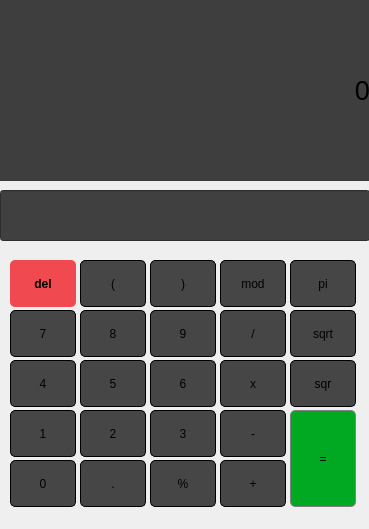
First picture: the form in mainwindow.ui, repository alyona-pestrikova/Calculator, before the edit.
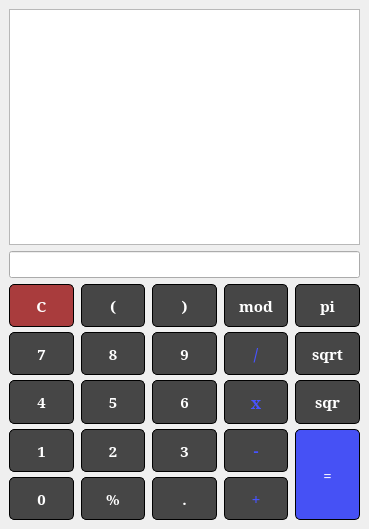
Second picture: the form after the edit.

Commit message: design changed, history added

The edit to the form file:
```diff
--- a/mainwindow.ui
+++ b/mainwindow.ui
@@ -10,6 +10,12 @@
     <height>529</height>
    </rect>
   </property>
+  <property name="sizePolicy">
+   <sizepolicy hsizetype="Expanding" vsizetype="Expanding">
+    <horstretch>0</horstretch>
+    <verstretch>0</verstretch>
+   </sizepolicy>
+  </property>
   <property name="minimumSize">
    <size>
     <width>369</width>
@@ -18,552 +24,856 @@
   </property>
   <property name="maximumSize">
    <size>
-    <width>369</width>
-    <height>529</height>
+    <width>738</width>
+    <height>1058</height>
    </size>
   </property>
   <property name="windowTitle">
    <string>MainWindow</string>
   </property>
   <widget class="QWidget" name="centralwidget">
-   <widget class="QLabel" name="resultPlace">
-    <property name="geometry">
-     <rect>
-      <x>0</x>
-      <y>0</y>
-      <width>370</width>
-      <height>181</height>
-     </rect>
+   <property name="sizePolicy">
+    <sizepolicy hsizetype="Expanding" vsizetype="Expanding">
+     <horstretch>0</horstretch>
+     <verstretch>0</verstretch>
+    </sizepolicy>
+   </property>
+   <layout class="QVBoxLayout" name="verticalLayout_3">
+    <item>
+     <layout class="QVBoxLayout" name="verticalLayout_2">
+      <item>
+       <widget class="QTableWidget" name="tableWidget">
+        <property name="sizePolicy">
+         <sizepolicy hsizetype="Expanding" vsizetype="Expanding">
+          <horstretch>0</horstretch>
+          <verstretch>0</verstretch>
+         </sizepolicy>
     </property>
     <property name="font">
      <font>
-      <pointsize>15</pointsize>
-     </font>
-    </property>
-    <property name="layoutDirection">
-     <enum>Qt::LeftToRight</enum>
-    </property>
-    <property name="styleSheet">
-     <string notr="true">background-color:rgb(62, 62, 62)</string>
-    </property>
-    <property name="text">
-     <string>&lt;html&gt;&lt;head/&gt;&lt;body&gt;&lt;p align=&quot;right&quot;&gt;&lt;span style=&quot; font-size:20pt;&quot;&gt;0&lt;/span&gt;&lt;/p&gt;&lt;/body&gt;&lt;/html&gt;</string>
-    </property>
-    <property name="wordWrap">
+          <pointsize>16</pointsize>
+         </font>
+        </property>
+        <property name="showGrid">
      <bool>false</bool>
     </property>
-    <property name="margin">
-     <number>10</number>
-    </property>
-   </widget>
+        <property name="columnCount">
+         <number>2</number>
+        </property>
+        <attribute name="horizontalHeaderVisible">
+         <bool>false</bool>
+        </attribute>
+        <attribute name="verticalHeaderVisible">
+         <bool>false</bool>
+        </attribute>
+        <attribute name="verticalHeaderHighlightSections">
+         <bool>true</bool>
+        </attribute>
+        <column/>
+        <column/>
+       </widget>
+      </item>
+      <item>
    <widget class="QLineEdit" name="input_line">
-    <property name="geometry">
-     <rect>
-      <x>0</x>
-      <y>190</y>
-      <width>370</width>
-      <height>51</height>
-     </rect>
+        <property name="sizePolicy">
+         <sizepolicy hsizetype="Expanding" vsizetype="Fixed">
+          <horstretch>0</horstretch>
+          <verstretch>0</verstretch>
+         </sizepolicy>
     </property>
     <property name="font">
      <font>
-      <pointsize>14</pointsize>
-      <kerning>true</kerning>
-     </font>
-    </property>
-    <property name="styleSheet">
-     <string notr="true">background-color:rgb(64, 64, 64)</string>
-    </property>
-    <property name="alignment">
-     <set>Qt::AlignRight|Qt::AlignTrailing|Qt::AlignVCenter</set>
-    </property>
-   </widget>
-   <widget class="QPushButton" name="pushButton_del">
-    <property name="geometry">
-     <rect>
-      <x>10</x>
-      <y>260</y>
-      <width>66</width>
-      <height>47</height>
-     </rect>
-    </property>
+          <pointsize>12</pointsize>
+          <weight>75</weight>
+          <bold>true</bold>
+         </font>
+        </property>
+       </widget>
+      </item>
+      <item>
+       <layout class="QGridLayout" name="gridLayout_2">
+        <property name="sizeConstraint">
+         <enum>QLayout::SetDefaultConstraint</enum>
+        </property>
+        <property name="horizontalSpacing">
+         <number>7</number>
+        </property>
+        <property name="verticalSpacing">
+         <number>5</number>
+        </property>
+        <item row="2" column="2">
+         <widget class="QPushButton" name="pushButton_6">
+          <property name="enabled">
+           <bool>true</bool>
+          </property>
+          <property name="sizePolicy">
+           <sizepolicy hsizetype="Expanding" vsizetype="Expanding">
+            <horstretch>0</horstretch>
+            <verstretch>0</verstretch>
+           </sizepolicy>
+          </property>
     <property name="font">
      <font>
+            <family>Mitra</family>
+            <pointsize>11</pointsize>
       <weight>75</weight>
       <bold>true</bold>
      </font>
-    </property>
-    <property name="styleSheet">
-     <string notr="true">QPushButton {
-  background-color: rgb(240, 74, 80);
-  border: 0px solid gray;
-  border-radius:5px;
-}</string>
-    </property>
-    <property name="text">
-     <string>del</string>
-    </property>
-   </widget>
-   <widget class="QPushButton" name="openBracket">
-    <property name="geometry">
-     <rect>
-      <x>80</x>
-      <y>260</y>
-      <width>66</width>
-      <height>47</height>
-     </rect>
     </property>
     <property name="styleSheet">
      <string notr="true">QPushButton {
   background-color: rgb(70, 70, 70);
   border: 1px solid black;
 border-radius:5px;
+color:rgb(255, 255, 255);
 }</string>
     </property>
     <property name="text">
-     <string>(</string>
-    </property>
-   </widget>
+           <string>6</string>
+          </property>
+         </widget>
+        </item>
+        <item row="0" column="2">
    <widget class="QPushButton" name="closeBracket">
-    <property name="geometry">
-     <rect>
-      <x>150</x>
-      <y>260</y>
-      <width>66</width>
-      <height>47</height>
-     </rect>
+          <property name="enabled">
+           <bool>true</bool>
+          </property>
+          <property name="sizePolicy">
+           <sizepolicy hsizetype="Expanding" vsizetype="Expanding">
+            <horstretch>0</horstretch>
+            <verstretch>0</verstretch>
+           </sizepolicy>
+          </property>
+          <property name="font">
+           <font>
+            <family>Mitra</family>
+            <pointsize>11</pointsize>
+            <weight>75</weight>
+            <bold>true</bold>
+           </font>
     </property>
     <property name="styleSheet">
      <string notr="true">QPushButton {
   background-color: rgb(70, 70, 70);
   border: 1px solid black;
 border-radius:5px;
+color:rgb(255, 255, 255);
 }</string>
     </property>
     <property name="text">
      <string>)</string>
     </property>
    </widget>
+        </item>
+        <item row="3" column="4" rowspan="2">
+         <widget class="QPushButton" name="pushButton_equal">
+          <property name="enabled">
+           <bool>true</bool>
+          </property>
+          <property name="sizePolicy">
+           <sizepolicy hsizetype="Expanding" vsizetype="Expanding">
+            <horstretch>0</horstretch>
+            <verstretch>0</verstretch>
+           </sizepolicy>
+          </property>
+          <property name="font">
+           <font>
+            <family>Mitra</family>
+            <pointsize>11</pointsize>
+            <weight>75</weight>
+            <bold>true</bold>
+           </font>
+          </property>
+          <property name="styleSheet">
+           <string notr="true">QPushButton {
+  background-color: rgb(70, 81, 245);
+  border: 1px solid black;
+border-radius:5px;
+color:rgb(255, 255, 255);
+}</string>
+          </property>
+          <property name="text">
+           <string>=</string>
+          </property>
+         </widget>
+        </item>
+        <item row="3" column="0">
+         <widget class="QPushButton" name="pushButton_1">
+          <property name="enabled">
+           <bool>true</bool>
+          </property>
+          <property name="sizePolicy">
+           <sizepolicy hsizetype="Expanding" vsizetype="Expanding">
+            <horstretch>0</horstretch>
+            <verstretch>0</verstretch>
+           </sizepolicy>
+          </property>
+          <property name="font">
+           <font>
+            <family>Mitra</family>
+            <pointsize>11</pointsize>
+            <weight>75</weight>
+            <bold>true</bold>
+           </font>
+          </property>
+          <property name="styleSheet">
+           <string notr="true">QPushButton {
+  background-color: rgb(70, 70, 70);
+  border: 1px solid black;
+border-radius:5px;
+color:rgb(255, 255, 255);
+}</string>
+          </property>
+          <property name="text">
+           <string>1</string>
+          </property>
+         </widget>
+        </item>
+        <item row="0" column="0">
+         <widget class="QPushButton" name="pushButton_del">
+          <property name="enabled">
+           <bool>true</bool>
+          </property>
+          <property name="sizePolicy">
+           <sizepolicy hsizetype="Expanding" vsizetype="Expanding">
+            <horstretch>0</horstretch>
+            <verstretch>0</verstretch>
+           </sizepolicy>
+          </property>
+          <property name="font">
+           <font>
+            <family>Mitra</family>
+            <pointsize>11</pointsize>
+            <weight>75</weight>
+            <bold>true</bold>
+           </font>
+          </property>
+          <property name="styleSheet">
+           <string notr="true">QPushButton {
+  background-color: rgb(169, 60, 61);
+  border: 1px solid black;
+border-radius:5px;
+color:rgb(255, 255, 255);
+}</string>
+          </property>
+          <property name="text">
+           <string>C</string>
+          </property>
+         </widget>
+        </item>
+        <item row="2" column="3">
+         <widget class="QPushButton" name="pushButton_mult">
+          <property name="enabled">
+           <bool>true</bool>
+          </property>
+          <property name="sizePolicy">
+           <sizepolicy hsizetype="Expanding" vsizetype="Expanding">
+            <horstretch>0</horstretch>
+            <verstretch>0</verstretch>
+           </sizepolicy>
+          </property>
+          <property name="font">
+           <font>
+            <family>Mitra</family>
+            <pointsize>12</pointsize>
+            <weight>75</weight>
+            <bold>true</bold>
+           </font>
+          </property>
+          <property name="styleSheet">
+           <string notr="true">QPushButton {
+  background-color: rgb(70, 70, 70);
+  border: 1px solid black;
+border-radius:5px;
+color:rgb(71, 83, 255);
+}</string>
+          </property>
+          <property name="text">
+           <string>x</string>
+          </property>
+         </widget>
+        </item>
+        <item row="0" column="3">
    <widget class="QPushButton" name="pushButton_mod">
-    <property name="geometry">
-     <rect>
-      <x>220</x>
-      <y>260</y>
-      <width>66</width>
-      <height>47</height>
-     </rect>
+          <property name="enabled">
+           <bool>true</bool>
+          </property>
+          <property name="sizePolicy">
+           <sizepolicy hsizetype="Expanding" vsizetype="Expanding">
+            <horstretch>0</horstretch>
+            <verstretch>0</verstretch>
+           </sizepolicy>
+          </property>
+          <property name="font">
+           <font>
+            <family>Mitra</family>
+            <pointsize>11</pointsize>
+            <weight>75</weight>
+            <bold>true</bold>
+           </font>
     </property>
     <property name="styleSheet">
      <string notr="true">QPushButton {
   background-color: rgb(70, 70, 70);
   border: 1px solid black;
 border-radius:5px;
+color:rgb(255, 255, 255);
 }</string>
     </property>
     <property name="text">
      <string>mod</string>
     </property>
    </widget>
-   <widget class="QPushButton" name="pushButton_pi">
-    <property name="geometry">
-     <rect>
-      <x>290</x>
-      <y>260</y>
-      <width>66</width>
-      <height>47</height>
-     </rect>
-    </property>
-    <property name="styleSheet">
-     <string notr="true">QPushButton {
-  background-color: rgb(70, 70, 70);
-  border: 1px solid black;
-border-radius:5px;
-}</string>
-    </property>
-    <property name="text">
-     <string>pi</string>
-    </property>
-   </widget>
-   <widget class="QPushButton" name="pushButton_sqrt">
-    <property name="geometry">
-     <rect>
-      <x>290</x>
-      <y>310</y>
-      <width>66</width>
-      <height>47</height>
-     </rect>
-    </property>
-    <property name="styleSheet">
-     <string notr="true">QPushButton {
-  background-color: rgb(70, 70, 70);
-  border: 1px solid black;
-border-radius:5px;
-}</string>
-    </property>
-    <property name="text">
-     <string>sqrt</string>
-    </property>
-   </widget>
-   <widget class="QPushButton" name="pushButton_7">
-    <property name="geometry">
-     <rect>
-      <x>10</x>
-      <y>310</y>
-      <width>66</width>
-      <height>47</height>
-     </rect>
-    </property>
-    <property name="styleSheet">
-     <string notr="true">QPushButton {
-  background-color: rgb(70, 70, 70);
-  border: 1px solid black;
-border-radius:5px;
-}</string>
-    </property>
-    <property name="text">
-     <string>7</string>
-    </property>
-   </widget>
+        </item>
+        <item row="1" column="1">
    <widget class="QPushButton" name="pushButton_8">
-    <property name="geometry">
-     <rect>
-      <x>80</x>
-      <y>310</y>
-      <width>66</width>
-      <height>47</height>
-     </rect>
+          <property name="enabled">
+           <bool>true</bool>
+          </property>
+          <property name="sizePolicy">
+           <sizepolicy hsizetype="Expanding" vsizetype="Expanding">
+            <horstretch>0</horstretch>
+            <verstretch>0</verstretch>
+           </sizepolicy>
+          </property>
+          <property name="font">
+           <font>
+            <family>Mitra</family>
+            <pointsize>11</pointsize>
+            <weight>75</weight>
+            <bold>true</bold>
+           </font>
     </property>
     <property name="styleSheet">
      <string notr="true">QPushButton {
   background-color: rgb(70, 70, 70);
   border: 1px solid black;
 border-radius:5px;
+color:rgb(255, 255, 255);
 }</string>
     </property>
     <property name="text">
      <string>8</string>
     </property>
    </widget>
-   <widget class="QPushButton" name="pushButton_9">
-    <property name="geometry">
-     <rect>
-      <x>150</x>
-      <y>310</y>
-      <width>66</width>
-      <height>47</height>
-     </rect>
-    </property>
-    <property name="styleSheet">
-     <string notr="true">QPushButton {
-  background-color: rgb(70, 70, 70);
-  border: 1px solid black;
-border-radius:5px;
-}</string>
-    </property>
-    <property name="text">
-     <string>9</string>
-    </property>
-   </widget>
-   <widget class="QPushButton" name="pushButton_div">
-    <property name="geometry">
-     <rect>
-      <x>220</x>
-      <y>310</y>
-      <width>66</width>
-      <height>47</height>
-     </rect>
-    </property>
+        </item>
+        <item row="4" column="0">
+         <widget class="QPushButton" name="pushButton_0">
+          <property name="enabled">
+           <bool>true</bool>
+          </property>
+          <property name="sizePolicy">
+           <sizepolicy hsizetype="Expanding" vsizetype="Expanding">
+            <horstretch>0</horstretch>
+            <verstretch>0</verstretch>
+           </sizepolicy>
+          </property>
+          <property name="font">
+           <font>
+            <family>Mitra</family>
+            <pointsize>11</pointsize>
+            <weight>75</weight>
+            <bold>true</bold>
+           </font>
+          </property>
     <property name="styleSheet">
      <string notr="true">QPushButton {
   background-color: rgb(70, 70, 70);
   border: 1px solid black;
 border-radius:5px;
+color:rgb(255, 255, 255);
 }</string>
     </property>
     <property name="text">
-     <string>/</string>
-    </property>
-   </widget>
-   <widget class="QPushButton" name="pushButton_sqr">
-    <property name="geometry">
-     <rect>
-      <x>290</x>
-      <y>360</y>
-      <width>66</width>
-      <height>47</height>
-     </rect>
-    </property>
-    <property name="styleSheet">
-     <string notr="true">QPushButton {
-  background-color: rgb(70, 70, 70);
-  border: 1px solid black;
-border-radius:5px;
-}</string>
-    </property>
-    <property name="text">
-     <string>sqr</string>
-    </property>
-   </widget>
-   <widget class="QPushButton" name="pushButton_4">
-    <property name="geometry">
-     <rect>
-      <x>10</x>
-      <y>360</y>
-      <width>66</width>
-      <height>47</height>
-     </rect>
-    </property>
-    <property name="styleSheet">
-     <string notr="true">QPushButton {
-  background-color: rgb(70, 70, 70);
-  border: 1px solid black;
-border-radius:5px;
-}</string>
-    </property>
-    <property name="text">
-     <string>4</string>
-    </property>
-   </widget>
+           <string>0</string>
+          </property>
+         </widget>
+        </item>
+        <item row="2" column="1">
    <widget class="QPushButton" name="pushButton_5">
-    <property name="geometry">
-     <rect>
-      <x>80</x>
-      <y>360</y>
-      <width>66</width>
-      <height>47</height>
-     </rect>
+          <property name="enabled">
+           <bool>true</bool>
+          </property>
+          <property name="sizePolicy">
+           <sizepolicy hsizetype="Expanding" vsizetype="Expanding">
+            <horstretch>0</horstretch>
+            <verstretch>0</verstretch>
+           </sizepolicy>
+          </property>
+          <property name="font">
+           <font>
+            <family>Mitra</family>
+            <pointsize>11</pointsize>
+            <weight>75</weight>
+            <bold>true</bold>
+           </font>
     </property>
     <property name="styleSheet">
      <string notr="true">QPushButton {
   background-color: rgb(70, 70, 70);
   border: 1px solid black;
 border-radius:5px;
+color:rgb(255, 255, 255);
 }</string>
     </property>
     <property name="text">
      <string>5</string>
     </property>
    </widget>
-   <widget class="QPushButton" name="pushButton_6">
-    <property name="geometry">
-     <rect>
-      <x>150</x>
-      <y>360</y>
-      <width>66</width>
-      <height>47</height>
-     </rect>
-    </property>
-    <property name="styleSheet">
-     <string notr="true">QPushButton {
-  background-color: rgb(70, 70, 70);
-  border: 1px solid black;
-border-radius:5px;
-}</string>
-    </property>
-    <property name="text">
-     <string>6</string>
-    </property>
-   </widget>
-   <widget class="QPushButton" name="pushButton_mult">
-    <property name="geometry">
-     <rect>
-      <x>220</x>
-      <y>360</y>
-      <width>66</width>
-      <height>47</height>
-     </rect>
-    </property>
-    <property name="styleSheet">
-     <string notr="true">QPushButton {
-  background-color: rgb(70, 70, 70);
-  border: 1px solid black;
-border-radius:5px;
-}</string>
-    </property>
-    <property name="text">
-     <string>x</string>
-    </property>
-   </widget>
-   <widget class="QPushButton" name="pushButton_equal">
-    <property name="geometry">
-     <rect>
-      <x>290</x>
-      <y>410</y>
-      <width>66</width>
-      <height>97</height>
-     </rect>
-    </property>
-    <property name="styleSheet">
-     <string notr="true">QPushButton {
-  background-color: rgb(0, 169, 33);
-  border: 1px solid gray;
-border-radius:5px;
-}</string>
-    </property>
-    <property name="text">
-     <string>=</string>
-    </property>
-   </widget>
-   <widget class="QPushButton" name="pushButton_1">
-    <property name="geometry">
-     <rect>
-      <x>10</x>
-      <y>410</y>
-      <width>66</width>
-      <height>47</height>
-     </rect>
-    </property>
-    <property name="styleSheet">
-     <string notr="true">QPushButton {
-  background-color: rgb(70, 70, 70);
-  border: 1px solid black;
-border-radius:5px;
-}</string>
-    </property>
-    <property name="text">
-     <string>1</string>
-    </property>
-   </widget>
+        </item>
+        <item row="3" column="1">
    <widget class="QPushButton" name="pushButton_2">
-    <property name="geometry">
-     <rect>
-      <x>80</x>
-      <y>410</y>
-      <width>66</width>
-      <height>47</height>
-     </rect>
+          <property name="enabled">
+           <bool>true</bool>
+          </property>
+          <property name="sizePolicy">
+           <sizepolicy hsizetype="Expanding" vsizetype="Expanding">
+            <horstretch>0</horstretch>
+            <verstretch>0</verstretch>
+           </sizepolicy>
+          </property>
+          <property name="font">
+           <font>
+            <family>Mitra</family>
+            <pointsize>11</pointsize>
+            <weight>75</weight>
+            <bold>true</bold>
+           </font>
     </property>
     <property name="styleSheet">
      <string notr="true">QPushButton {
   background-color: rgb(70, 70, 70);
   border: 1px solid black;
 border-radius:5px;
+color:rgb(255, 255, 255);
 }</string>
     </property>
     <property name="text">
      <string>2</string>
     </property>
    </widget>
-   <widget class="QPushButton" name="pushButton_3">
-    <property name="geometry">
-     <rect>
-      <x>150</x>
-      <y>410</y>
-      <width>66</width>
-      <height>47</height>
-     </rect>
-    </property>
-    <property name="styleSheet">
-     <string notr="true">QPushButton {
-  background-color: rgb(70, 70, 70);
-  border: 1px solid black;
-border-radius:5px;
-}</string>
-    </property>
-    <property name="text">
-     <string>3</string>
-    </property>
-   </widget>
+        </item>
+        <item row="3" column="3">
    <widget class="QPushButton" name="pushButton_minus">
-    <property name="geometry">
-     <rect>
-      <x>220</x>
-      <y>410</y>
-      <width>66</width>
-      <height>47</height>
-     </rect>
+          <property name="enabled">
+           <bool>true</bool>
+          </property>
+          <property name="sizePolicy">
+           <sizepolicy hsizetype="Expanding" vsizetype="Expanding">
+            <horstretch>0</horstretch>
+            <verstretch>0</verstretch>
+           </sizepolicy>
+          </property>
+          <property name="font">
+           <font>
+            <family>Mitra</family>
+            <pointsize>12</pointsize>
+            <weight>75</weight>
+            <bold>true</bold>
+           </font>
     </property>
     <property name="styleSheet">
      <string notr="true">QPushButton {
   background-color: rgb(70, 70, 70);
   border: 1px solid black;
 border-radius:5px;
+color:rgb(71, 83, 255);
 }</string>
     </property>
     <property name="text">
      <string>-</string>
     </property>
    </widget>
-   <widget class="QPushButton" name="pushButton_0">
-    <property name="geometry">
-     <rect>
-      <x>10</x>
-      <y>460</y>
-      <width>66</width>
-      <height>47</height>
-     </rect>
-    </property>
+        </item>
+        <item row="1" column="2">
+         <widget class="QPushButton" name="pushButton_9">
+          <property name="enabled">
+           <bool>true</bool>
+          </property>
+          <property name="sizePolicy">
+           <sizepolicy hsizetype="Expanding" vsizetype="Expanding">
+            <horstretch>0</horstretch>
+            <verstretch>0</verstretch>
+           </sizepolicy>
+          </property>
+          <property name="font">
+           <font>
+            <family>Mitra</family>
+            <pointsize>11</pointsize>
+            <weight>75</weight>
+            <bold>true</bold>
+           </font>
+          </property>
     <property name="styleSheet">
      <string notr="true">QPushButton {
   background-color: rgb(70, 70, 70);
   border: 1px solid black;
 border-radius:5px;
+color:rgb(255, 255, 255);
 }</string>
     </property>
     <property name="text">
-     <string>0</string>
-    </property>
-   </widget>
-   <widget class="QPushButton" name="pushButton_dot">
-    <property name="geometry">
-     <rect>
-      <x>80</x>
-      <y>460</y>
-      <width>66</width>
-      <height>47</height>
-     </rect>
-    </property>
+           <string>9</string>
+          </property>
+         </widget>
+        </item>
+        <item row="0" column="4">
+         <widget class="QPushButton" name="pushButton_pi">
+          <property name="enabled">
+           <bool>true</bool>
+          </property>
+          <property name="sizePolicy">
+           <sizepolicy hsizetype="Expanding" vsizetype="Expanding">
+            <horstretch>0</horstretch>
+            <verstretch>0</verstretch>
+           </sizepolicy>
+          </property>
+          <property name="font">
+           <font>
+            <family>Mitra</family>
+            <pointsize>11</pointsize>
+            <weight>75</weight>
+            <bold>true</bold>
+           </font>
+          </property>
     <property name="styleSheet">
      <string notr="true">QPushButton {
   background-color: rgb(70, 70, 70);
   border: 1px solid black;
 border-radius:5px;
+color:rgb(255, 255, 255);
 }</string>
     </property>
     <property name="text">
-     <string>.</string>
-    </property>
-   </widget>
+           <string>pi</string>
+          </property>
+         </widget>
+        </item>
+        <item row="4" column="1">
    <widget class="QPushButton" name="pushButton_percent">
-    <property name="geometry">
-     <rect>
-      <x>150</x>
-      <y>460</y>
-      <width>66</width>
-      <height>47</height>
-     </rect>
+          <property name="enabled">
+           <bool>true</bool>
+          </property>
+          <property name="sizePolicy">
+           <sizepolicy hsizetype="Expanding" vsizetype="Expanding">
+            <horstretch>0</horstretch>
+            <verstretch>0</verstretch>
+           </sizepolicy>
+          </property>
+          <property name="font">
+           <font>
+            <family>Mitra</family>
+            <pointsize>11</pointsize>
+            <weight>75</weight>
+            <bold>true</bold>
+           </font>
     </property>
     <property name="styleSheet">
      <string notr="true">QPushButton {
   background-color: rgb(70, 70, 70);
   border: 1px solid black;
 border-radius:5px;
+color:rgb(255, 255, 255);
 }</string>
     </property>
     <property name="text">
      <string>%</string>
     </property>
    </widget>
+        </item>
+        <item row="2" column="4">
+         <widget class="QPushButton" name="pushButton_sqr">
+          <property name="enabled">
+           <bool>true</bool>
+          </property>
+          <property name="sizePolicy">
+           <sizepolicy hsizetype="Expanding" vsizetype="Expanding">
+            <horstretch>0</horstretch>
+            <verstretch>0</verstretch>
+           </sizepolicy>
+          </property>
+          <property name="font">
+           <font>
+            <family>Mitra</family>
+            <pointsize>11</pointsize>
+            <weight>75</weight>
+            <bold>true</bold>
+           </font>
+          </property>
+          <property name="styleSheet">
+           <string notr="true">QPushButton {
+  background-color: rgb(70, 70, 70);
+  border: 1px solid black;
+border-radius:5px;
+color:rgb(255, 255, 255);
+}</string>
+          </property>
+          <property name="text">
+           <string>sqr</string>
+          </property>
+         </widget>
+        </item>
+        <item row="0" column="1">
+         <widget class="QPushButton" name="openBracket">
+          <property name="enabled">
+           <bool>true</bool>
+          </property>
+          <property name="sizePolicy">
+           <sizepolicy hsizetype="Expanding" vsizetype="Expanding">
+            <horstretch>0</horstretch>
+            <verstretch>0</verstretch>
+           </sizepolicy>
+          </property>
+          <property name="font">
+           <font>
+            <family>Mitra</family>
+            <pointsize>11</pointsize>
+            <weight>75</weight>
+            <bold>true</bold>
+           </font>
+          </property>
+          <property name="styleSheet">
+           <string notr="true">QPushButton {
+  background-color: rgb(70, 70, 70);
+  border: 1px solid black;
+border-radius:5px;
+color:rgb(255, 255, 255);
+}</string>
+          </property>
+          <property name="text">
+           <string>(</string>
+          </property>
+         </widget>
+        </item>
+        <item row="4" column="3">
    <widget class="QPushButton" name="pushButton_plus">
-    <property name="geometry">
-     <rect>
-      <x>220</x>
-      <y>460</y>
-      <width>66</width>
-      <height>47</height>
-     </rect>
+          <property name="enabled">
+           <bool>true</bool>
+          </property>
+          <property name="sizePolicy">
+           <sizepolicy hsizetype="Expanding" vsizetype="Expanding">
+            <horstretch>0</horstretch>
+            <verstretch>0</verstretch>
+           </sizepolicy>
+          </property>
+          <property name="font">
+           <font>
+            <family>Mitra</family>
+            <pointsize>12</pointsize>
+            <weight>75</weight>
+            <bold>true</bold>
+           </font>
     </property>
     <property name="styleSheet">
      <string notr="true">QPushButton {
   background-color: rgb(70, 70, 70);
   border: 1px solid black;
 border-radius:5px;
+color:rgb(71, 83, 255);
 }</string>
     </property>
     <property name="text">
      <string>+</string>
     </property>
    </widget>
+        </item>
+        <item row="2" column="0">
+         <widget class="QPushButton" name="pushButton_4">
+          <property name="enabled">
+           <bool>true</bool>
+          </property>
+          <property name="sizePolicy">
+           <sizepolicy hsizetype="Expanding" vsizetype="Expanding">
+            <horstretch>0</horstretch>
+            <verstretch>0</verstretch>
+           </sizepolicy>
+          </property>
+          <property name="font">
+           <font>
+            <family>Mitra</family>
+            <pointsize>11</pointsize>
+            <weight>75</weight>
+            <bold>true</bold>
+           </font>
+          </property>
+          <property name="styleSheet">
+           <string notr="true">QPushButton {
+  background-color: rgb(70, 70, 70);
+  border: 1px solid black;
+border-radius:5px;
+color:rgb(255, 255, 255);
+}</string>
+          </property>
+          <property name="text">
+           <string>4</string>
+          </property>
+         </widget>
+        </item>
+        <item row="3" column="2">
+         <widget class="QPushButton" name="pushButton_3">
+          <property name="enabled">
+           <bool>true</bool>
+          </property>
+          <property name="sizePolicy">
+           <sizepolicy hsizetype="Expanding" vsizetype="Expanding">
+            <horstretch>0</horstretch>
+            <verstretch>0</verstretch>
+           </sizepolicy>
+          </property>
+          <property name="font">
+           <font>
+            <family>Mitra</family>
+            <pointsize>11</pointsize>
+            <weight>75</weight>
+            <bold>true</bold>
+           </font>
+          </property>
+          <property name="styleSheet">
+           <string notr="true">QPushButton {
+  background-color: rgb(70, 70, 70);
+  border: 1px solid black;
+border-radius:5px;
+color:rgb(255, 255, 255);
+}</string>
+          </property>
+          <property name="text">
+           <string>3</string>
+          </property>
+         </widget>
+        </item>
+        <item row="1" column="4">
+         <widget class="QPushButton" name="pushButton_sqrt">
+          <property name="enabled">
+           <bool>true</bool>
+          </property>
+          <property name="sizePolicy">
+           <sizepolicy hsizetype="Expanding" vsizetype="Expanding">
+            <horstretch>0</horstretch>
+            <verstretch>0</verstretch>
+           </sizepolicy>
+          </property>
+          <property name="font">
+           <font>
+            <family>Mitra</family>
+            <pointsize>11</pointsize>
+            <weight>75</weight>
+            <bold>true</bold>
+           </font>
+          </property>
+          <property name="styleSheet">
+           <string notr="true">QPushButton {
+  background-color: rgb(70, 70, 70);
+  border: 1px solid black;
+border-radius:5px;
+color:rgb(255, 255, 255);
+}</string>
+          </property>
+          <property name="text">
+           <string>sqrt</string>
+          </property>
+         </widget>
+        </item>
+        <item row="1" column="0">
+         <widget class="QPushButton" name="pushButton_7">
+          <property name="enabled">
+           <bool>true</bool>
+          </property>
+          <property name="sizePolicy">
+           <sizepolicy hsizetype="Expanding" vsizetype="Expanding">
+            <horstretch>0</horstretch>
+            <verstretch>0</verstretch>
+           </sizepolicy>
+          </property>
+          <property name="font">
+           <font>
+            <family>Mitra</family>
+            <pointsize>11</pointsize>
+            <weight>75</weight>
+            <bold>true</bold>
+           </font>
+          </property>
+          <property name="styleSheet">
+           <string notr="true">QPushButton {
+  background-color: rgb(70, 70, 70);
+  border: 1px solid black;
+border-radius:5px;
+color:rgb(255, 255, 255);
+}</string>
+          </property>
+          <property name="text">
+           <string>7</string>
+          </property>
+         </widget>
+        </item>
+        <item row="1" column="3">
+         <widget class="QPushButton" name="pushButton_div">
+          <property name="enabled">
+           <bool>true</bool>
+          </property>
+          <property name="sizePolicy">
+           <sizepolicy hsizetype="Expanding" vsizetype="Expanding">
+            <horstretch>0</horstretch>
+            <verstretch>0</verstretch>
+           </sizepolicy>
+          </property>
+          <property name="font">
+           <font>
+            <family>Mitra</family>
+            <pointsize>12</pointsize>
+            <weight>75</weight>
+            <bold>true</bold>
+           </font>
+          </property>
+          <property name="styleSheet">
+           <string notr="true">QPushButton {
+  background-color: rgb(70, 70, 70);
+  border: 1px solid black;
+border-radius:5px;
+color:rgb(71, 83, 255);
+}</string>
+          </property>
+          <property name="text">
+           <string>/</string>
+          </property>
+         </widget>
+        </item>
+        <item row="4" column="2">
+         <widget class="QPushButton" name="pushButton_dot">
+          <property name="enabled">
+           <bool>true</bool>
+          </property>
+          <property name="sizePolicy">
+           <sizepolicy hsizetype="Expanding" vsizetype="Expanding">
+            <horstretch>0</horstretch>
+            <verstretch>0</verstretch>
+           </sizepolicy>
+          </property>
+          <property name="font">
+           <font>
+            <family>Mitra</family>
+            <pointsize>11</pointsize>
+            <weight>75</weight>
+            <bold>true</bold>
+           </font>
+          </property>
+          <property name="styleSheet">
+           <string notr="true">QPushButton {
+  background-color: rgb(70, 70, 70);
+  border: 1px solid black;
+border-radius:5px;
+color:rgb(255, 255, 255);
+}</string>
+          </property>
+          <property name="text">
+           <string>.</string>
+          </property>
+         </widget>
+        </item>
+       </layout>
+      </item>
+     </layout>
+    </item>
+   </layout>
   </widget>
   <widget class="QMenuBar" name="menuBar">
    <property name="geometry">
```
Lines whose indentation alone changed are shown as unchanged. The commit also changes 4 other files.
